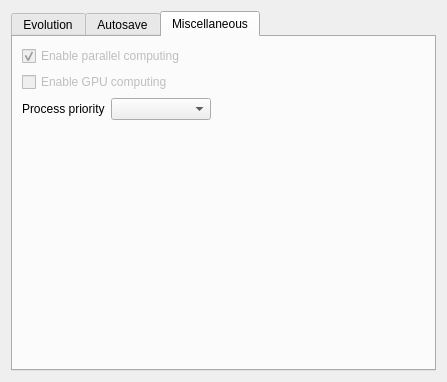
The window that optionsform.ui (superkartoffel/evo-cubist) describes before a commit, drawn with Qt 5.
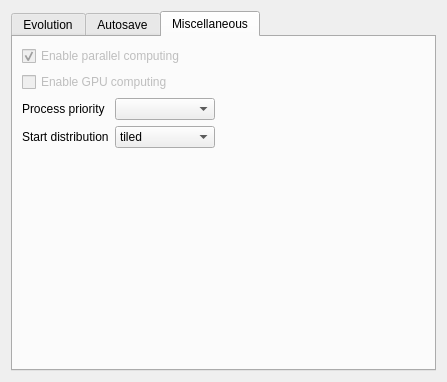
The same window after the commit. The open tabs and pages were chosen to show the change. Icons and pictures are not drawn.

```diff
--- a/optionsform.ui
+++ b/optionsform.ui
@@ -614,6 +614,27 @@
            </property>
           </widget>
          </item>
+         <item row="1" column="0">
+          <widget class="QLabel" name="label_9">
+           <property name="text">
+            <string>Start distribution</string>
+           </property>
+          </widget>
+         </item>
+         <item row="1" column="1">
+          <widget class="QComboBox" name="startDistributionComboBox">
+           <item>
+            <property name="text">
+             <string>tiled</string>
+            </property>
+           </item>
+           <item>
+            <property name="text">
+             <string>random</string>
+            </property>
+           </item>
+          </widget>
+         </item>
         </layout>
        </item>
        <item row="3" column="0">
```
Left out of the diff: 2 changed lines with no effect on the pictures.
